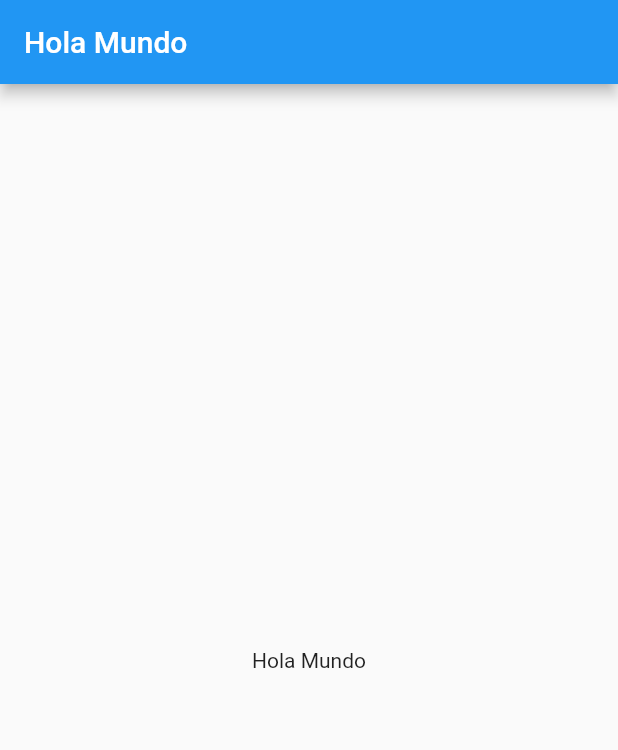
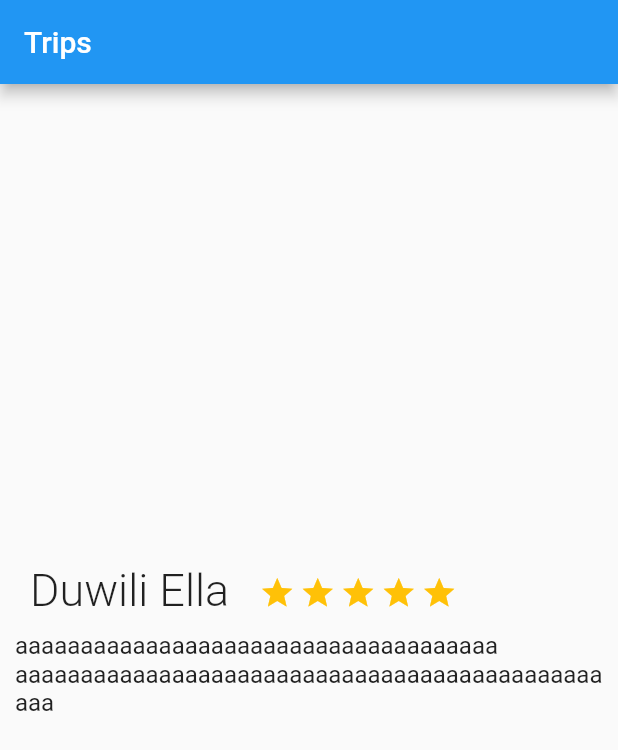
Before and after one commit to widjos/course1-flutter, a Flutter app: the screen it shows after launch, on a phone screen of 412 x 824 dp. Shown: the top 750 px of the screen. Run offline on Flutter 3.47's test engine with Material 2 defaults, Android fonts, the phone set to English and light mode, and no system bars.

Commit message:
iniciando la app

```diff
--- /dev/null
+++ b/platzi_trips_app/lib/description_place.dart
@@ -0,0 +1,74 @@
+import 'package:flutter/material.dart';
+
+
+class DescriptionPlace extends StatelessWidget {
+  @override
+  Widget build(BuildContext context){
+
+    final description =  Container(
+      margin: const EdgeInsets.only(
+        top: 10.0,
+        left: 10.0,
+        right: 10.1
+      ),
+      child: const Text(
+        """aaaaaaaaaaaaaaaaaaaaaaaaaaaaaaaaaaaaa
+aaaaaaaaaaaaaaaaaaaaaaaaaaaaaaaaaaaaaaaaaaaaaaaa""",
+        style: TextStyle(
+          fontSize: 16.0,
+          fontWeight: FontWeight.normal
+        ),
+        textAlign: TextAlign.left,
+      )
+    );
+
+    final star = Container(
+      margin: const EdgeInsets.only(
+        top: 323.0,
+        right: 3.0
+      ),
+
+      child: const Icon(
+        Icons.star,
+        color: Colors.amber
+      )
+    );
+
+
+    final titleStars = Row (
+      children: <Widget>[
+        Container(
+          margin: const EdgeInsets.only(
+            top: 320.0,
+            left: 20.0,
+            right: 20.0,
+          ),
+          child: const Text(
+            "Duwili Ella",
+            style: TextStyle(
+              fontSize: 30.0,
+              fontWeight: FontWeight.w300
+,            ),
+            textAlign: TextAlign.left,
+          )
+        ),
+        Row(
+          children: <Widget>[
+            star,
+            star,
+            star,
+            star,
+            star
+          ]
+        )
+      ],
+    );
+
+    return Column(
+      children: <Widget>[
+        titleStars,
+        description
+      ],
+    );
+  }
+}
--- a/platzi_trips_app/lib/main.dart
+++ b/platzi_trips_app/lib/main.dart
@@ -1,4 +1,5 @@
 import 'package:flutter/material.dart';
+import 'package:platzi_trips_app/description_place.dart';
 
 void main() {
   runApp(const MyApp());
@@ -26,11 +27,9 @@ class MyApp extends StatelessWidget {
       ),
       home:  Scaffold(
         appBar: AppBar(
-          title: const Text("Hola Mundo"),
+          title: const Text("Trips"),
         ) ,
-        body: const Center(
-          child: Text("Hola Mundo")
-        )
+        body: new DescriptionPlace(),
 
       )//const MyHomePage(title: 'Flutter Demo Home Page'),
     );
```
